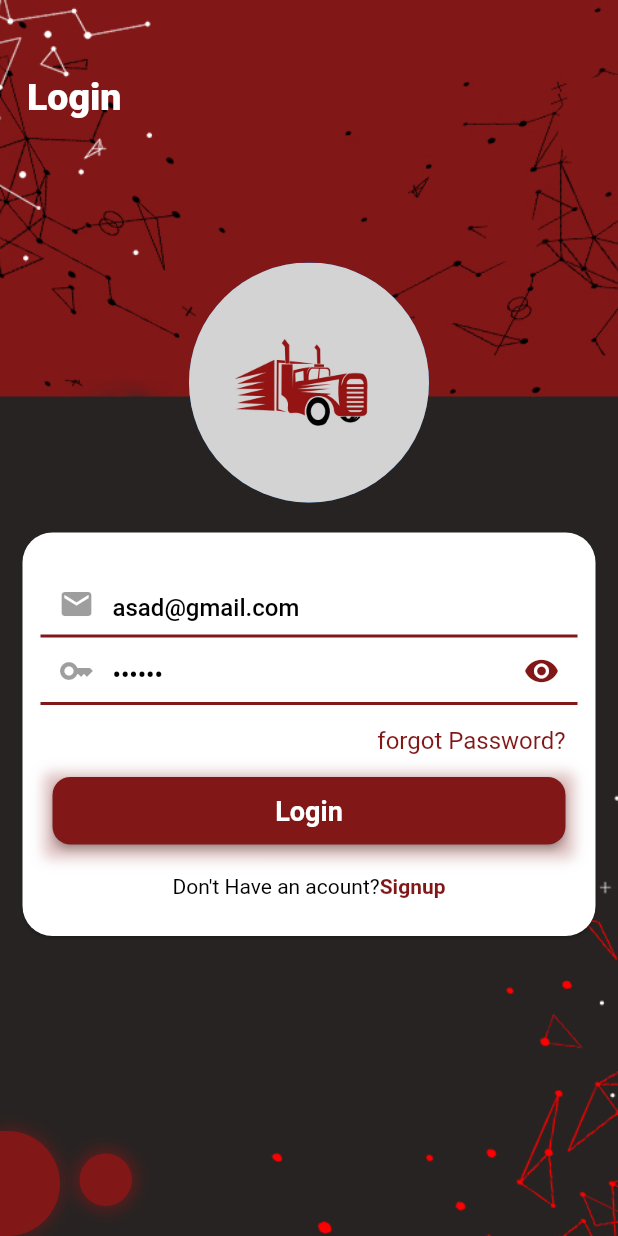
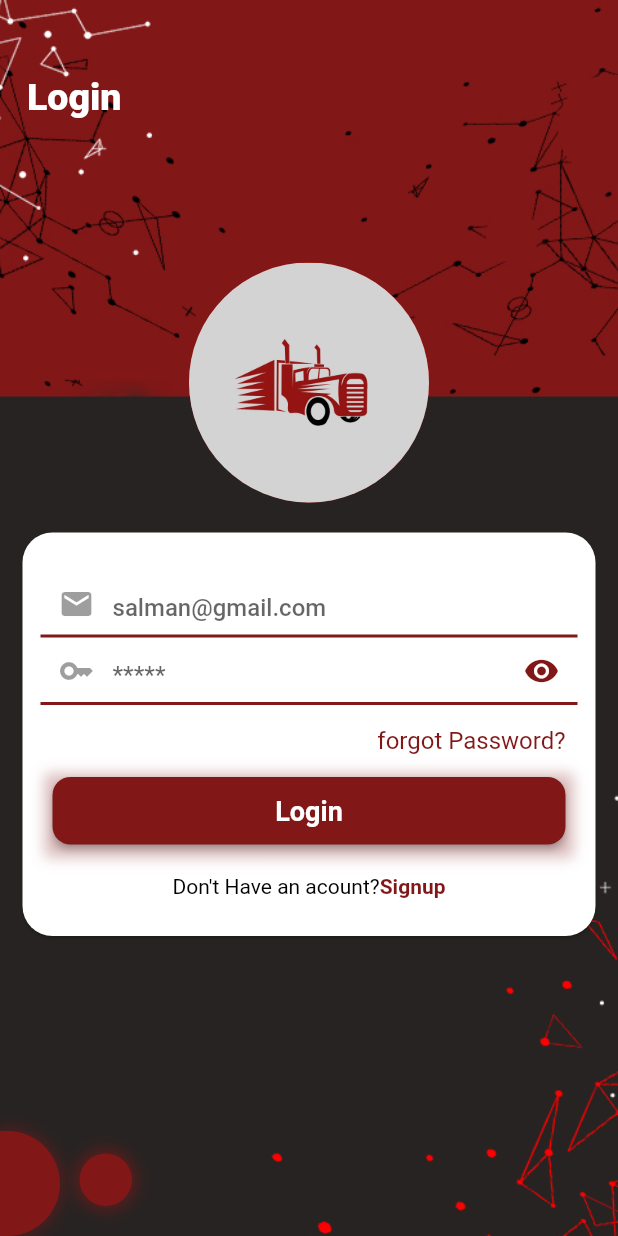
Before and after one commit to HamzaAmjad123/digital_wightbridge, a Flutter app: the screen it shows after launch, on a phone screen of 412 x 824 dp. Run offline on Flutter 3.47's test engine with Material 2 defaults, Android fonts, the phone set to English and light mode, and no system bars; our stand-ins replace carousel_slider, cloud_firestore, firebase_auth, firebase_core, firebase_database, firebase_storage and 4 more; missing offline and left inert: bluetooth_thermal_printer, esc_pos_utils, qr_code_scanner; accounts and stored records are empty.

Commit message:
complete touch

```diff
--- a/lib/main.dart
+++ b/lib/main.dart
@@ -2,6 +2,8 @@ import 'package:digital_weighbridge/screens/splash_screen/splash_screen.dart';
 import 'package:firebase_core/firebase_core.dart';
 import 'package:flutter/material.dart';
 import 'package:get_storage/get_storage.dart';
+
+import 'configs/colors.dart';
 
 void main()async {
   WidgetsFlutterBinding.ensureInitialized();
@@ -19,7 +21,7 @@ class MyApp extends StatelessWidget {
       debugShowCheckedModeBanner: false,
       title: 'Digital WighetBridge',
       theme: ThemeData(
-        primarySwatch: Colors.blue,
+        primarySwatch: Colors.red,
       ),
       // home: LoadLimit(),
       home: SplashScreen(),
--- a/lib/screens/Auth/login_screen.dart
+++ b/lib/screens/Auth/login_screen.dart
@@ -118,8 +118,8 @@ class SigInWidget extends StatefulWidget {
 }
 
 class _SigInWidgetState extends State<SigInWidget> {
-  TextEditingController _emailCont = TextEditingController(text: "asad@gmail.com");
-  TextEditingController _passwordCont = TextEditingController(text: "123456");
+  TextEditingController _emailCont = TextEditingController();
+  TextEditingController _passwordCont = TextEditingController();
   FocusNode _emailFocus = FocusNode();
   FocusNode _passwordFocus = FocusNode();
   String selectedRadio = '';
```
Also changed, not shown: 5 other files.
